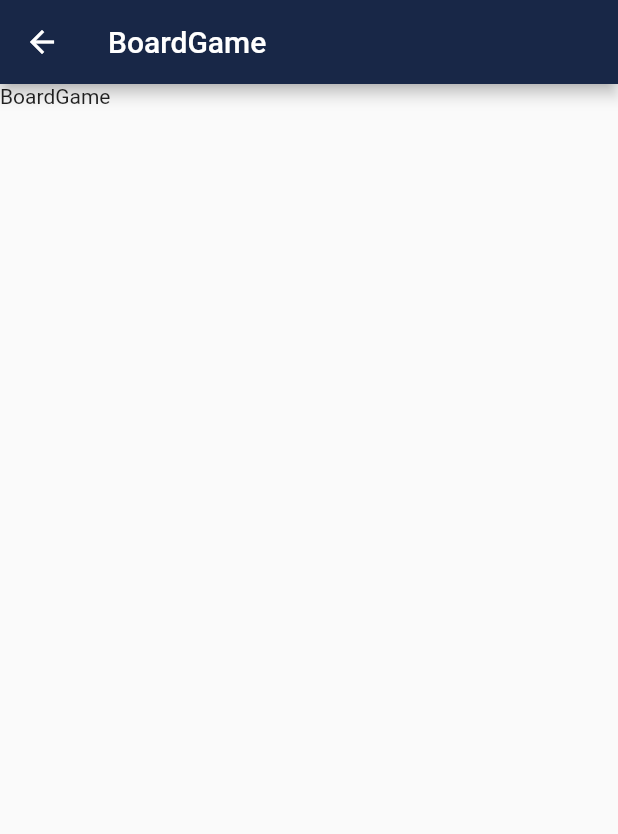
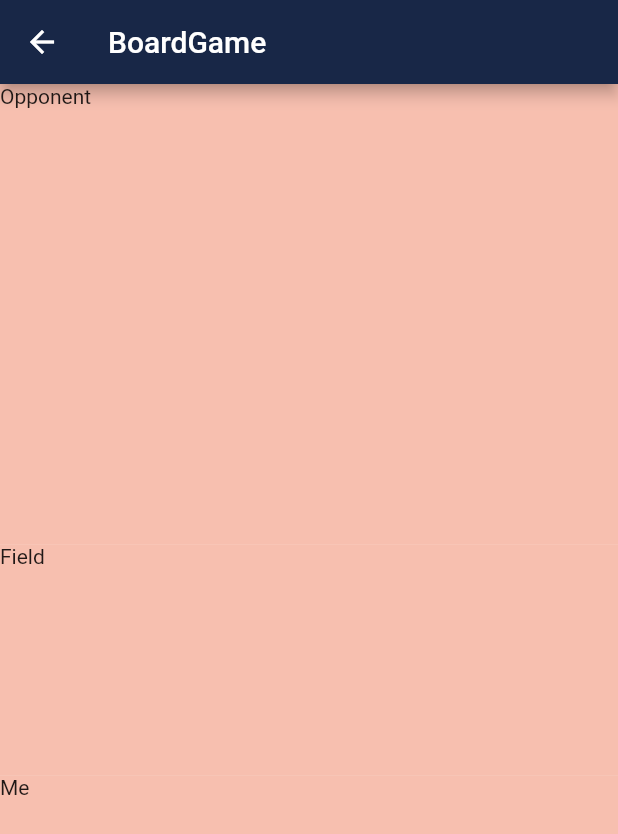
Before and after one commit to WilliamGroc/paytowin, a Flutter app: the BoardGamePage screen opened by its route, on a phone screen of 412 x 824 dp. Shown: the top 834 px of the screen. Run offline on Flutter 3.47's test engine with Material 2 defaults, Android fonts, the phone set to English and light mode, and no system bars; our stand-ins replace get, getwidget.

```diff
--- a/lib/app/data/model/card.dart
+++ b/lib/app/data/model/card.dart
@@ -1,10 +1,12 @@
+import 'package:paytowin/app/data/model/cardColor.dart';
+
 class CardModel {
   late String? id;
   late String? name;
   late String? text;
   late String? manaCost;
   late String? type;
-  late List<String>? colors;
+  late List<CardColors>? colors;
   late String? power;
   late String? toughness;
   late String? imageUrl;
@@ -17,7 +19,7 @@ class CardModel {
     this.text = json['text'];
     this.manaCost = json['manaCost'];
     this.type = json['type'];
-    this.colors = List.from(json['colors']).cast<String>();
+    this.colors = List.from(json['colors']).map((color) => CardColors.values.firstWhere((cardColor) => cardColor.name == color)).toList();
     this.power = json['power'];
     this.toughness = json['toughness'];
     this.imageUrl = json['imageUrl'];
--- /dev/null
+++ b/lib/app/data/model/cardColor.dart
@@ -0,0 +1,3 @@
+enum CardColors {
+  R, B, U, W, G
+}
--- a/lib/app/modules/boardGame/board.dart
+++ b/lib/app/modules/boardGame/board.dart
@@ -1,13 +1,25 @@
 import 'package:flutter/material.dart';
 import 'package:get/get.dart';
+import 'package:paytowin/app/modules/boardGame/components/BoardSide.dart';
 
 import 'controller.dart';
 
 class BoardGamePage extends GetView<BoardGameController> {
+  const BoardGamePage();
+
   @override
   Widget build(BuildContext context) {
     return Scaffold(
         appBar: AppBar(title: Text('BoardGame')),
-        body: SafeArea(child: Text('BoardGame')));
+        body: Column(
+          children: [
+            Expanded(
+              flex: 2,
+              child: BoardSide(title: 'Opponent'),
+            ),
+            Expanded(flex: 1, child: BoardSide(title: 'Field')),
+            Expanded(flex: 2, child: BoardSide(title: 'Me'))
+          ],
+        ));
   }
 }
--- /dev/null
+++ b/lib/app/modules/boardGame/components/BoardSide.dart
@@ -0,0 +1,16 @@
+import 'package:flutter/cupertino.dart';
+import 'package:paytowin/app/core/theme/colors.dart';
+
+class BoardSide extends StatelessWidget {
+  late String title;
+
+  BoardSide({required this.title});
+
+  @override
+  Widget build(BuildContext context) {
+    return Container(
+        color: AppColors.red,
+        width: MediaQuery.of(context).size.width,
+        child: Text(this.title));
+  }
+}
--- a/lib/app/modules/boardGame/controller.dart
+++ b/lib/app/modules/boardGame/controller.dart
@@ -1,9 +1,19 @@
 import 'package:get/get.dart';
+import 'package:paytowin/app/data/model/card.dart';
+import 'package:paytowin/app/data/services/cardService.dart';
 
 class BoardGameController extends GetxController {
-  BoardGameController();
+  final CardRepository cardRepository;
 
-  final _obj = ''.obs;
-  set obj(value) => this._obj.value = value;
-  get obj => this._obj.value;
+  final myHand = <CardModel>[];
+  final opponentHand = <CardModel>[];
+  int turnCount = 0;
+
+  BoardGameController(this.cardRepository);
+
+  void initGame() {}
+
+  void playGard() {}
+
+  void drawCard() {}
 }
--- a/lib/app/modules/cardDetail/cardDetail.dart
+++ b/lib/app/modules/cardDetail/cardDetail.dart
@@ -4,6 +4,7 @@ import 'package:getwidget/components/loader/gf_loader.dart';
 import 'package:getwidget/getwidget.dart';
 import 'package:paytowin/app/core/theme/colors.dart';
 import 'package:paytowin/app/core/utils/ManaCost.dart';
+import 'package:paytowin/app/data/model/cardColor.dart';
 
 import 'controller.dart';
 
@@ -21,7 +22,7 @@ class CardDetailPage extends GetView<CardDetailController> {
                     gradient: LinearGradient(
                   begin: Alignment.topLeft,
                   end: Alignment.bottomRight,
-                  colors: CardColor.getGradientColor(this.controller.card.colors ?? ['W']),
+                  colors: CardColor.getGradientColor(this.controller.card.colors ?? [CardColors.W]),
                 )),
                 child: Column(
                   children: [
--- a/lib/app/routes/pages.dart
+++ b/lib/app/routes/pages.dart
@@ -1,11 +1,16 @@
 import 'package:get/get.dart';
 import 'package:paytowin/app/data/services/cardService.dart';
+
+import 'package:paytowin/app/modules/boardGame/binding.dart';
 import 'package:paytowin/app/modules/boardGame/board.dart';
+
 import 'package:paytowin/app/modules/cardDetail/binding.dart';
+import 'package:paytowin/app/modules/cardDetail/cardDetail.dart';
+
 import 'package:paytowin/app/modules/cardList/binding.dart';
-import '../modules/cardDetail/cardDetail.dart';
-import '../modules/cardList/cardList.dart';
-import '../modules/home/home.dart';
+import 'package:paytowin/app/modules/cardList/cardList.dart';
+
+import 'package:paytowin/app/modules/home/home.dart';
 
 part 'home_routes.dart';
 
@@ -15,5 +20,5 @@ var pages = [
   GetPage(name: Routes.HOME, page: () => const HomePage()),
   GetPage(name: Routes.CARD_LIST, page: () => const CardListPage(), binding: CardListBinding(cardRepository), transition: Transition.downToUp),
   GetPage(name: Routes.CARD_DETAIL, page: () => const CardDetailPage(), binding: CardDetailBinding(cardRepository)),
-  GetPage(name: Routes.BOARD_GAME, page: () => BoardGamePage())
+  GetPage(name: Routes.BOARD_GAME, page: () => const BoardGamePage(), binding: BoardGameBinding(cardRepository))
 ];
```
Also changed, not shown: lib/app/core/components/searchBar.dart (added, +24 -0 lines), lib/app/core/theme/colors.dart (+9 -8 lines), lib/app/data/services/cardService.dart (+16 -2 lines), lib/app/modules/boardGame/binding.dart (added, +17 -0 lines), lib/app/modules/cardList/cardList.dart (+7 -19 lines), lib/app/modules/cardList/components/cardTile.dart (added, +24 -0 lines), lib/app/modules/cardList/controller.dart (+11 -2 lines), pubspec.lock.
